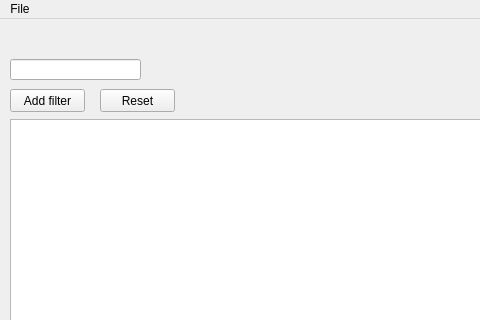
Old version of the form gui/main_window.ui in the repository Keisa432/UBD_tool; both pictures show x 0 to 480 and y 0 to 320 of the 800 by 600 pixel window.
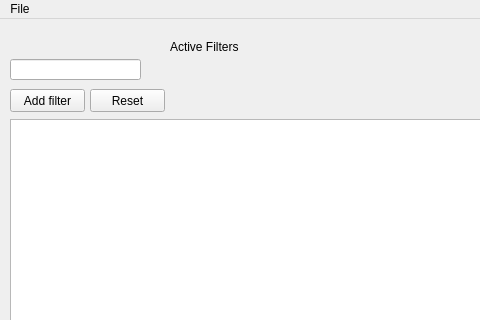
New version of the form.

Commit message: MOD: display active filters

What changed in the file:
```diff
--- a/gui/main_window.ui
+++ b/gui/main_window.ui
@@ -40,7 +40,7 @@
    <widget class="QPushButton" name="clear_filters">
     <property name="geometry">
      <rect>
-      <x>100</x>
+      <x>90</x>
       <y>70</y>
       <width>75</width>
       <height>23</height>
@@ -60,6 +60,30 @@
      </rect>
     </property>
    </widget>
+   <widget class="QLabel" name="label">
+    <property name="geometry">
+     <rect>
+      <x>170</x>
+      <y>20</y>
+      <width>71</width>
+      <height>16</height>
+     </rect>
+    </property>
+    <property name="text">
+     <string>Active Filters</string>
+    </property>
+   </widget>
+   <widget class="QWidget" name="horizontalLayoutWidget">
+    <property name="geometry">
+     <rect>
+      <x>200</x>
+      <y>50</y>
+      <width>321</width>
+      <height>41</height>
+     </rect>
+    </property>
+    <layout class="QHBoxLayout" name="active_filter_layout"/>
+   </widget>
   </widget>
   <widget class="QMenuBar" name="menubar">
    <property name="geometry">
```
The commit also changes 2 other files.
